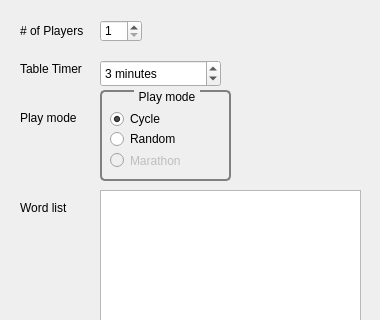
The window that trunk/src/aerolithclient/tableCreateForm.ui (domino14/aerolithdesktop) describes before a commit, drawn with Qt 5; both pictures show x 0 to 380 and y 0 to 320 of the 380 by 500 pixel window.
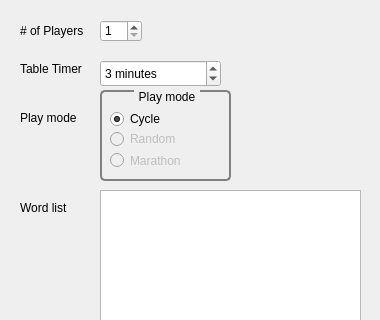
The same window after the commit.

```diff
--- a/trunk/src/aerolithclient/tableCreateForm.ui
+++ b/trunk/src/aerolithclient/tableCreateForm.ui
@@ -192,6 +192,9 @@
     </property>
    </widget>
    <widget class="QRadioButton" name="randomRbo" >
+    <property name="enabled" >
+     <bool>false</bool>
+    </property>
     <property name="geometry" >
      <rect>
       <x>10</x>
```
